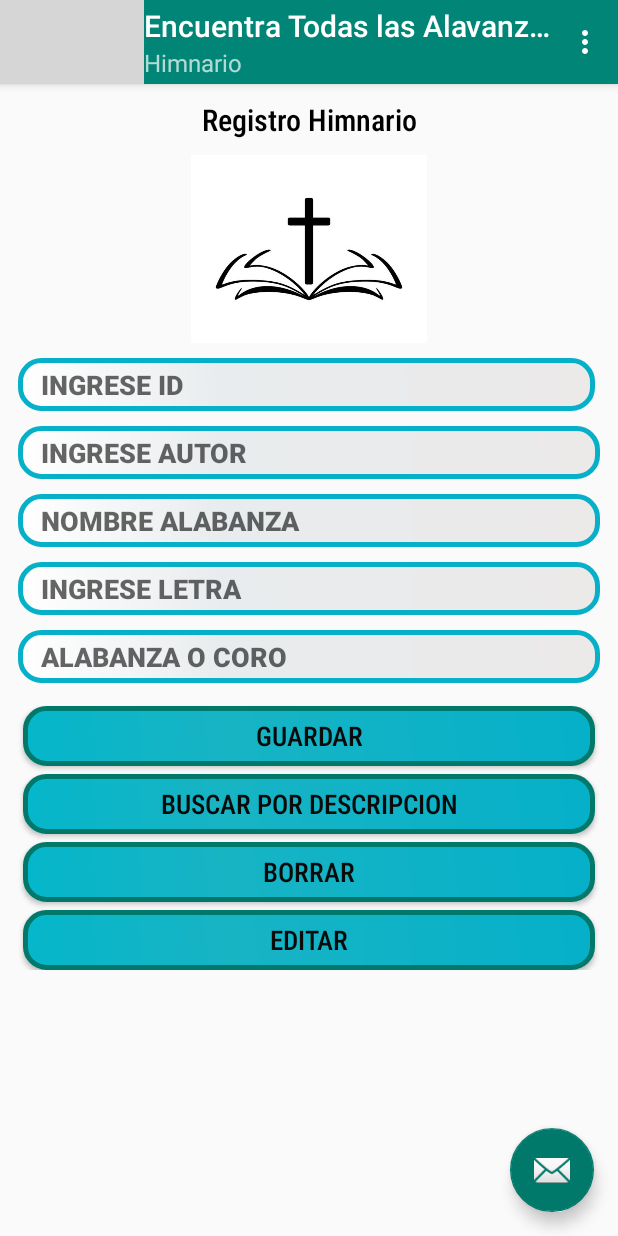
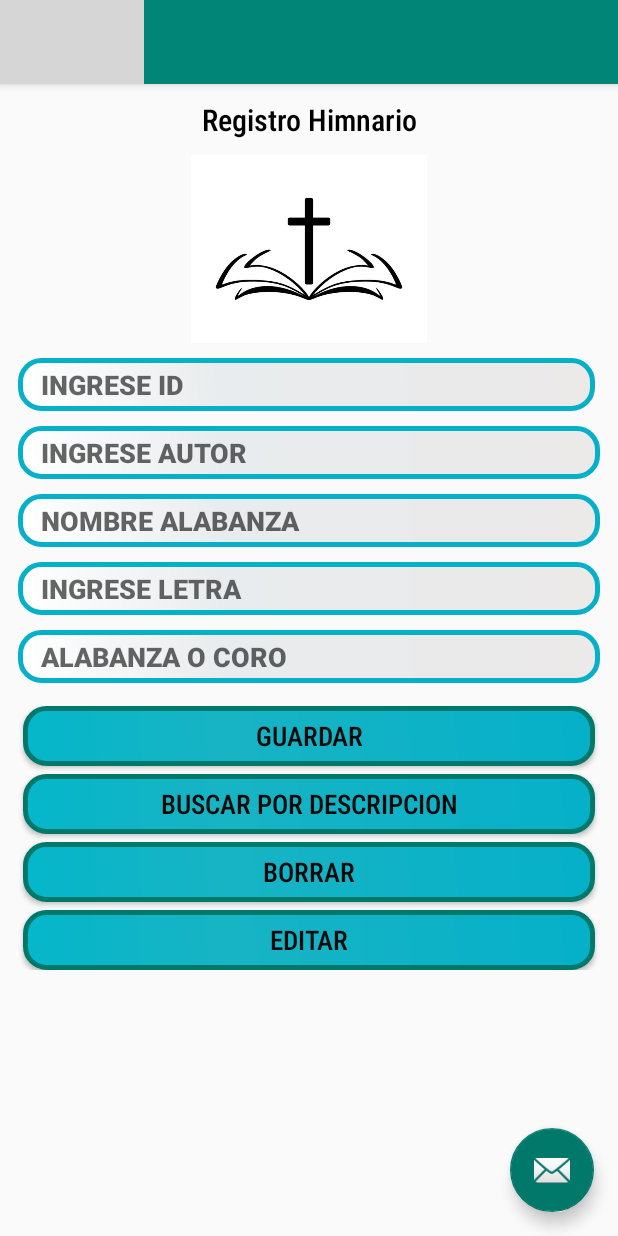
Before and after one commit to kevin2228/ProyectoFinal21, an Android app: the screen it shows after launch (MainActivity), on a phone screen of 412 x 824 dp. Run offline under Robolectric (Android 15) with nearby library versions, the phone set to English and light mode, and no system bars; grey boxes are pictures that could not be loaded.

Commit message:
borre y agregue otra linea del tollbar con la linea ic_back

```diff
--- a/app/src/main/java/com/example/proyectofinal21/MainActivity.java
+++ b/app/src/main/java/com/example/proyectofinal21/MainActivity.java
@@ -74,22 +74,8 @@ public class MainActivity extends AppCompatActivity {
 
         Toolbar toolbar = findViewById(R.id.toolbar);
         toolbar.setNavigationIcon(getResources().getDrawable(R.drawable.ic_back));
-        toolbar.setTitleTextColor(getResources().getColor(R.color.mycolor1));
-        toolbar.setTitleMargin(0, 0, 0, 0);
-        toolbar.setSubtitle("Himnario");
-        toolbar.setSubtitleTextColor(getResources().getColor(R.color.mycolor));
-        toolbar.setTitle("Encuentra Todas las Alavanzas aqui");
-        setSupportActionBar(toolbar);
-        setSupportActionBar(toolbar);
 
-        FloatingActionButton fab = findViewById(R.id.fab);
-        fab.setOnClickListener(new View.OnClickListener() {
-            @Override
-            public void onClick(View view) {
-                Snackbar.make(view, "Replace with your own action", Snackbar.LENGTH_LONG)
-                        .setAction("Action", null).show();
-            }
-        });
+
     }
 
     @Override
```
